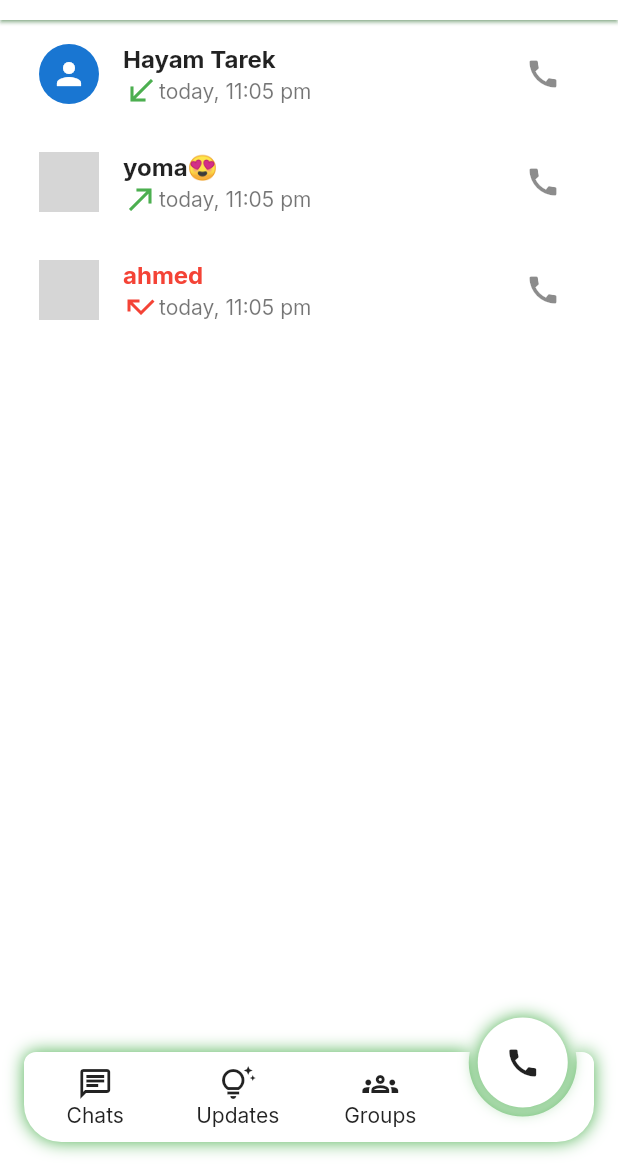
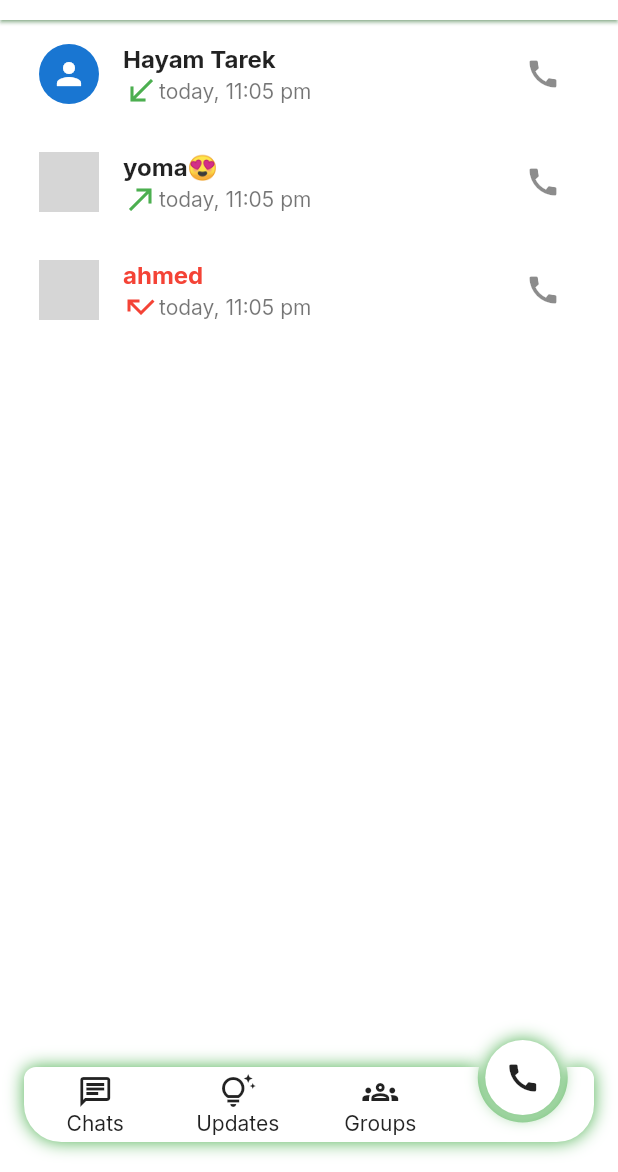
Before and after one commit to hayam-tarek/whats_app, a Flutter app: the HomeScreen screen opened by its route, swiped to page 4, on a phone screen of 412 x 824 dp, the part 64-1236 px from its top. Run offline on Flutter 3.47's test engine with Material 3 defaults, Android fonts, the phone set to English and light mode, and no system bars; drawn by our look-alikes of circle_nav_bar; our stand-ins replace animated_text_kit; network calls fail; grey boxes are pictures that could not be loaded.

```diff
--- a/lib/features/auth/presentation/views/widgets/email_text_form_field.dart
+++ b/lib/features/auth/presentation/views/widgets/email_text_form_field.dart
@@ -19,7 +19,7 @@ class CustomEmailTextFormField extends StatelessWidget {
         validator: (email) {
           if (email == null || email.isEmpty) {
             return 'Please enter your email!';
-          } else if (!email.contains('@')) {
+          } else if (!email.contains('@') || !email.contains('.')) {
             return 'Please enter a valid email!';
           }
           return null;
--- a/lib/features/home/presentation/views/widgets/custom_circle_nav_bar.dart
+++ b/lib/features/home/presentation/views/widgets/custom_circle_nav_bar.dart
@@ -53,8 +53,8 @@ class CustomCircleNavBar extends StatelessWidget {
       circleColor: Theme.of(context).scaffoldBackgroundColor,
       circleShadowColor: Theme.of(context).primaryColor,
       elevation: 10,
-      height: 60,
-      circleWidth: 60,
+      height: 50,
+      circleWidth: 50,
       padding: const EdgeInsets.only(left: 16, right: 16, bottom: 20),
       cornerRadius: const BorderRadius.only(
         topLeft: Radius.circular(8),
```
Also changed, not shown: lib/features/home/presentation/views/widgets/custom_app_bar.dart (+7 -1 lines), lib/features/home/presentation/views/widgets/custom_search_delegate.dart (renamed from lib/features/home/presentation/views/screens/custom_search_delegate.dart).
